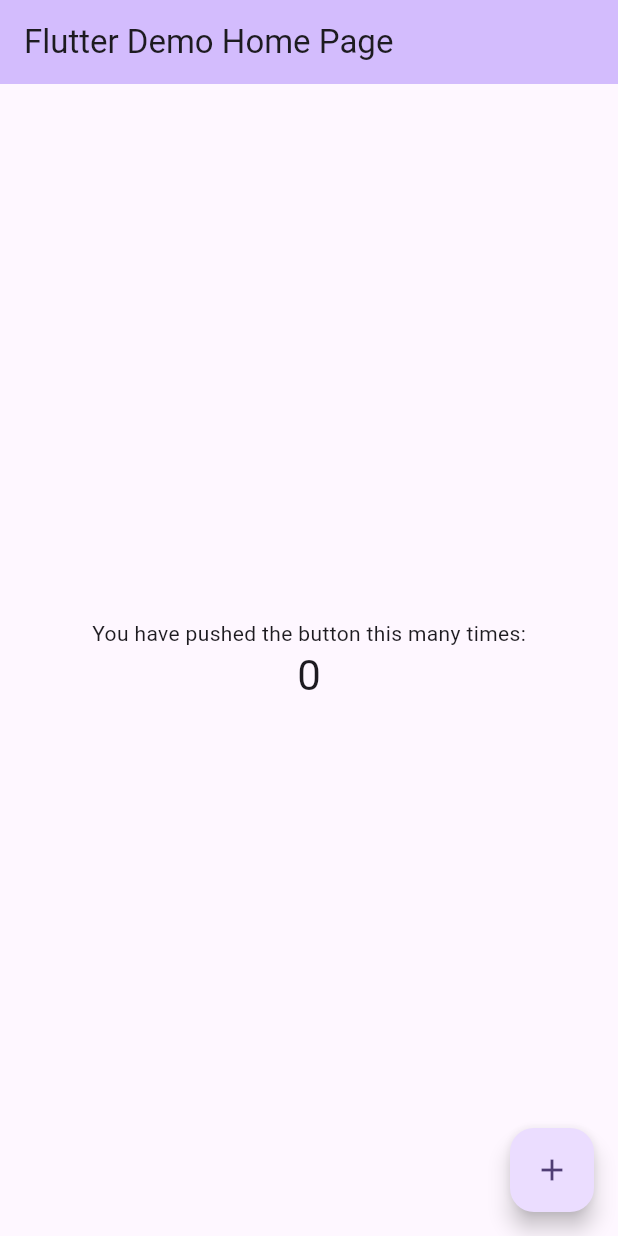
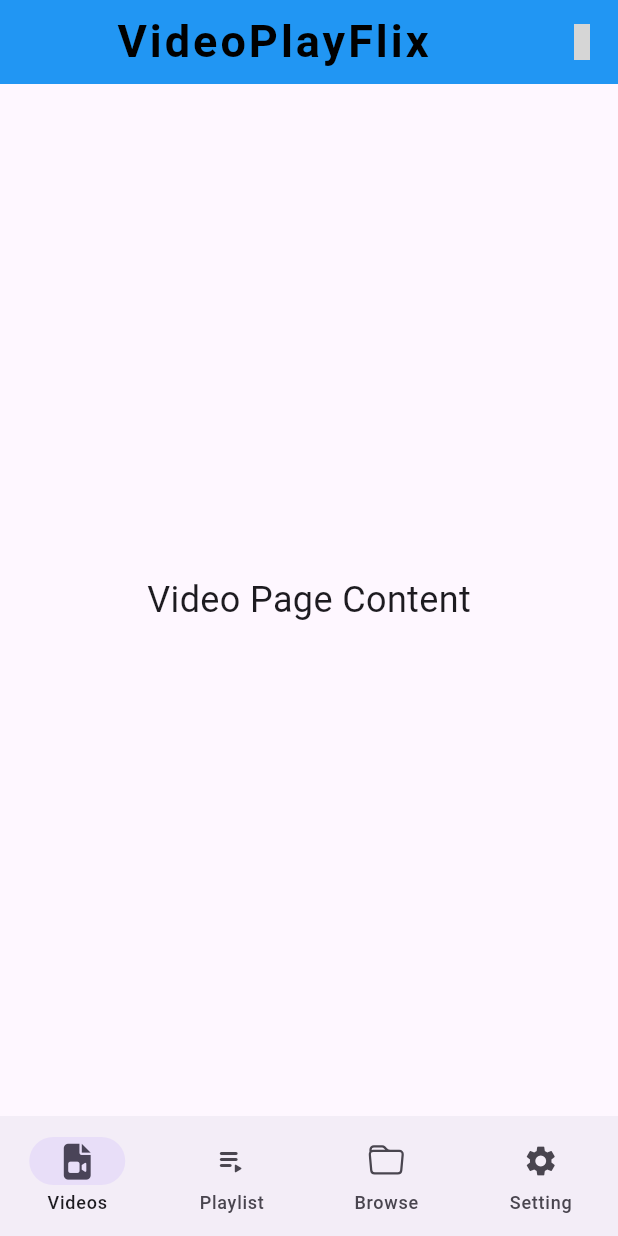
Before and after one commit to Nisarg48/video_player, a Flutter app: the screen it shows after launch, on a phone screen of 412 x 824 dp. Run offline on Flutter 3.47's test engine with Material 3 defaults, Android fonts, the phone set to English and light mode, and no system bars; our stand-ins replace icons_plus; grey boxes are pictures that could not be loaded.

Commit message:
Footer Of Video Player Is Done.

```diff
--- /dev/null
+++ b/lib/Pages/BrowsePage.dart
@@ -0,0 +1,12 @@
+import 'package:flutter/material.dart';
+
+class BrowsePage extends StatelessWidget {
+  const BrowsePage({super.key});
+
+  @override
+  Widget build(BuildContext context) {
+    return const Center(
+      child: Text('Browse Page Content', style: TextStyle(fontSize: 24)),
+    );
+  }
+}
--- /dev/null
+++ b/lib/Pages/PlaylistPage.dart
@@ -0,0 +1,12 @@
+import 'package:flutter/material.dart';
+
+class PlaylistPage extends StatelessWidget {
+  const PlaylistPage({super.key});
+
+  @override
+  Widget build(BuildContext context) {
+    return const Center(
+      child: Text('Playlist Page Content', style: TextStyle(fontSize: 24)),
+    );
+  }
+}
--- /dev/null
+++ b/lib/Pages/SettingPage.dart
@@ -0,0 +1,12 @@
+import 'package:flutter/material.dart';
+
+class SettingPage extends StatelessWidget {
+  const SettingPage({super.key});
+
+  @override
+  Widget build(BuildContext context) {
+    return const Center(
+      child: Text('Setting Page Content', style: TextStyle(fontSize: 24)),
+    );
+  }
+}
--- /dev/null
+++ b/lib/Pages/VideoPage.dart
@@ -0,0 +1,12 @@
+import 'package:flutter/material.dart';
+
+class VideoPage extends StatelessWidget {
+  const VideoPage({super.key});
+
+  @override
+  Widget build(BuildContext context) {
+    return const Center(
+      child: Text('Video Page Content', style: TextStyle(fontSize: 24)),
+    );
+  }
+}
--- a/lib/main.dart
+++ b/lib/main.dart
@@ -1,125 +1,105 @@
 import 'package:flutter/material.dart';
+import 'package:icons_plus/icons_plus.dart';
+import './Pages/VideoPage.dart';
+import './Pages/PlaylistPage.dart';
+import './Pages/BrowsePage.dart';
+import './Pages/SettingPage.dart';
 
 void main() {
-  runApp(const MyApp());
-}
-
-class MyApp extends StatelessWidget {
-  const MyApp({super.key});
-
-  // This widget is the root of your application.
-  @override
-  Widget build(BuildContext context) {
-    return MaterialApp(
-      title: 'Flutter Demo',
-      theme: ThemeData(
-        // This is the theme of your application.
-        //
-        // TRY THIS: Try running your application with "flutter run". You'll see
-        // the application has a purple toolbar. Then, without quitting the app,
-        // try changing the seedColor in the colorScheme below to Colors.green
-        // and then invoke "hot reload" (save your changes or press the "hot
-        // reload" button in a Flutter-supported IDE, or press "r" if you used
-        // the command line to start the app).
-        //
-        // Notice that the counter didn't reset back to zero; the application
-        // state is not lost during the reload. To reset the state, use hot
-        // restart instead.
-        //
-        // This works for code too, not just values: Most code changes can be
-        // tested with just a hot reload.
-        colorScheme: ColorScheme.fromSeed(seedColor: Colors.deepPurple),
-        useMaterial3: true,
-      ),
-      home: const MyHomePage(title: 'Flutter Demo Home Page'),
-    );
-  }
+  runApp(const MaterialApp(
+    debugShowCheckedModeBanner: false,
+    home: MyHomePage(),
+  ));
 }
 
 class MyHomePage extends StatefulWidget {
-  const MyHomePage({super.key, required this.title});
-
-  // This widget is the home page of your application. It is stateful, meaning
-  // that it has a State object (defined below) that contains fields that affect
-  // how it looks.
-
-  // This class is the configuration for the state. It holds the values (in this
-  // case the title) provided by the parent (in this case the App widget) and
-  // used by the build method of the State. Fields in a Widget subclass are
-  // always marked "final".
-
-  final String title;
+  const MyHomePage({super.key});
 
   @override
-  State<MyHomePage> createState() => _MyHomePageState();
+  _MyHomePageState createState() => _MyHomePageState();
 }
 
 class _MyHomePageState extends State<MyHomePage> {
-  int _counter = 0;
+  int _currentIndex = 0;
 
-  void _incrementCounter() {
+  final List<Widget> _pages = [
+    const VideoPage(),
+    const PlaylistPage(),
+    const BrowsePage(),
+    const SettingPage(),
+  ];
+
+  void _onItemTapped(int index) {
     setState(() {
-      // This call to setState tells the Flutter framework that something has
-      // changed in this State, which causes it to rerun the build method below
-      // so that the display can reflect the updated values. If we changed
-      // _counter without calling setState(), then the build method would not be
-      // called again, and so nothing would appear to happen.
-      _counter++;
+      _currentIndex = index;
     });
   }
 
   @override
   Widget build(BuildContext context) {
-    // This method is rerun every time setState is called, for instance as done
-    // by the _incrementCounter method above.
-    //
-    // The Flutter framework has been optimized to make rerunning build methods
-    // fast, so that you can just rebuild anything that needs updating rather
-    // than having to individually change instances of widgets.
     return Scaffold(
       appBar: AppBar(
-        // TRY THIS: Try changing the color here to a specific color (to
-        // Colors.amber, perhaps?) and trigger a hot reload to see the AppBar
-        // change color while the other colors stay the same.
-        backgroundColor: Theme.of(context).colorScheme.inversePrimary,
-        // Here we take the value from the MyHomePage object that was created by
-        // the App.build method, and use it to set our appbar title.
-        title: Text(widget.title),
+        backgroundColor: Colors.blue,
+        title: const Center(
+          child: Text(
+            "VideoPlayFlix",
+            style: TextStyle(
+              fontSize: 30,
+              fontWeight: FontWeight.bold,
+              letterSpacing: 2.0,
+              color: Colors.black,
+            ),
+          ),
+        ),
+        actions: [
+          IconButton(
+            onPressed: () {},
+            icon: const Icon(EvaIcons.search),
+          ),
+        ],
       ),
-      body: Center(
-        // Center is a layout widget. It takes a single child and positions it
-        // in the middle of the parent.
-        child: Column(
-          // Column is also a layout widget. It takes a list of children and
-          // arranges them vertically. By default, it sizes itself to fit its
-          // children horizontally, and tries to be as tall as its parent.
-          //
-          // Column has various properties to control how it sizes itself and
-          // how it positions its children. Here we use mainAxisAlignment to
-          // center the children vertically; the main axis here is the vertical
-          // axis because Columns are vertical (the cross axis would be
-          // horizontal).
-          //
-          // TRY THIS: Invoke "debug painting" (choose the "Toggle Debug Paint"
-          // action in the IDE, or press "p" in the console), to see the
-          // wireframe for each widget.
-          mainAxisAlignment: MainAxisAlignment.center,
-          children: <Widget>[
-            const Text(
-              'You have pushed the button this many times:',
-            ),
-            Text(
-              '$_counter',
-              style: Theme.of(context).textTheme.headlineMedium,
-            ),
-          ],
-        ),
+      body: _pages[_currentIndex],
+      bottomNavigationBar: BottomNavBar(
+        currentIndex: _currentIndex,
+        onItemTapped: _onItemTapped,
       ),
-      floatingActionButton: FloatingActionButton(
-        onPressed: _incrementCounter,
-        tooltip: 'Increment',
-        child: const Icon(Icons.add),
-      ), // This trailing comma makes auto-formatting nicer for build methods.
     );
   }
 }
+
+class BottomNavBar extends StatelessWidget {
+  final int currentIndex;
+  final ValueChanged<int> onItemTapped;
+
+  const BottomNavBar({
+    required this.currentIndex,
+    required this.onItemTapped,
+    super.key,
+  });
+
+  @override
+  Widget build(BuildContext context) {
+    return NavigationBar(
+      selectedIndex: currentIndex,
+      onDestinationSelected: onItemTapped,
+      destinations: const [
+        NavigationDestination(
+          icon: Icon(FontAwesome.file_video_solid),
+          label: 'Videos',
+        ),
+        NavigationDestination(
+          icon: Icon(Icons.playlist_play_rounded),
+          label: 'Playlist',
+        ),
+        NavigationDestination(
+          icon: Icon(Bootstrap.folder),
+          label: 'Browse',
+        ),
+        NavigationDestination(
+          icon: Icon(Icons.settings),
+          label: 'Setting',
+        ),
+      ],
+    );
+  }
+}
--- a/pubspec.yaml
+++ b/pubspec.yaml
@@ -34,7 +34,8 @@ dependencies:
 
   # The following adds the Cupertino Icons font to your application.
   # Use with the CupertinoIcons class for iOS style icons.
-  cupertino_icons: ^1.0.6
+  cupertino_icons: ^1.0.8
+  icons_plus: ^5.0.0
 
 dev_dependencies:
   flutter_test:
@@ -45,7 +46,7 @@ dev_dependencies:
   # activated in the `analysis_options.yaml` file located at the root of your
   # package. See that file for information about deactivating specific lint
   # rules and activating additional ones.
-  flutter_lints: ^3.0.0
+  flutter_lints: ^4.0.0
 
 # For information on the generic Dart part of this file, see the
 # following page: https://dart.dev/tools/pub/pubspec
```
Also changed, not shown: pubspec.lock, 1 other file.
